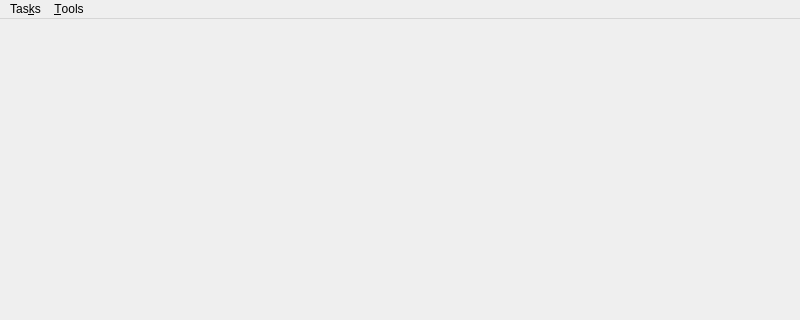
This is mainwindow.ui in tootal/QTaskSystem as Qt 5 draws it before an edit; both pictures show x 0 to 800 and y 0 to 320 of the 800 by 600 pixel window. The edited form follows.
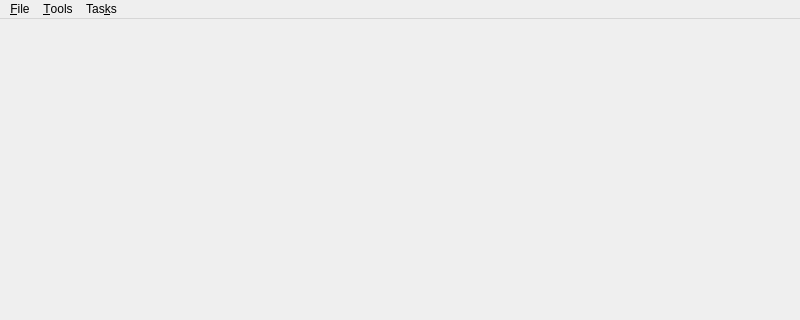
This is the edited form.

Commit message: add task manager

The edit to the form file:
```diff
--- a/mainwindow.ui
+++ b/mainwindow.ui
@@ -35,8 +35,15 @@
     <addaction name="actionOpenUserTaskFolder"/>
     <addaction name="actionOpenDefaultTaskFolder"/>
    </widget>
-   <addaction name="menu_Tasks"/>
+   <widget class="QMenu" name="menu_File">
+    <property name="title">
+     <string>&amp;File</string>
+    </property>
+    <addaction name="actionOpenTaskFile"/>
+   </widget>
+   <addaction name="menu_File"/>
    <addaction name="menu_Tools"/>
+   <addaction name="menu_Tasks"/>
   </widget>
   <widget class="QStatusBar" name="statusbar"/>
   <action name="actionOpenDefaultTaskFolder">
```
Left out of the diff: 18 changed lines with no effect on the pictures. The commit also changes 12 other files.
